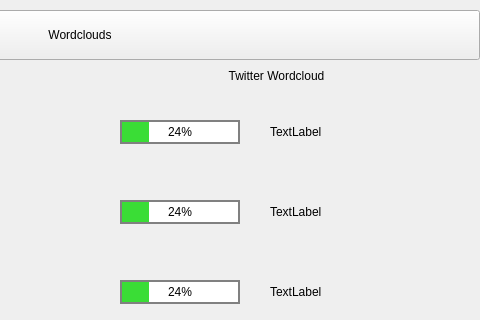
First picture: the form in code/pyqt-help-vj/toptopics.ui, repository jfitz02/3yp-report, before the edit; both pictures show x 320 to 800 and y 0 to 320 of the 800 by 600 pixel window.
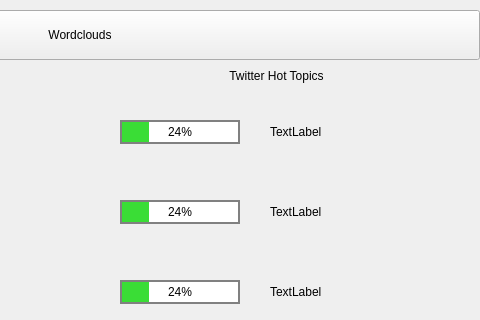
Second picture: the form after the edit.

What changed in the file:
```diff
--- a/code/pyqt-help-vj/toptopics.ui
+++ b/code/pyqt-help-vj/toptopics.ui
@@ -72,7 +72,7 @@
      </rect>
     </property>
     <property name="text">
-     <string>Twitter Wordcloud</string>
+     <string>Twitter Hot Topics</string>
     </property>
     <property name="alignment">
      <set>Qt::AlignCenter</set>
```
